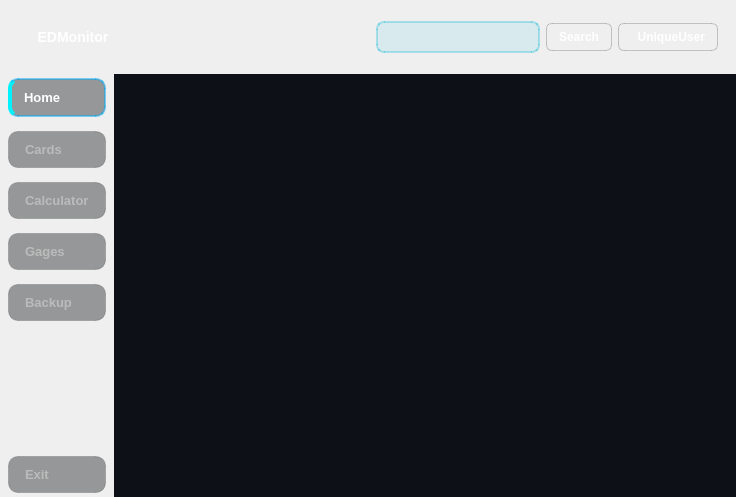
Before: the Qt Designer form ui/mainwindow.ui in V-Patronus/EDMonitor, drawn with Qt 5.
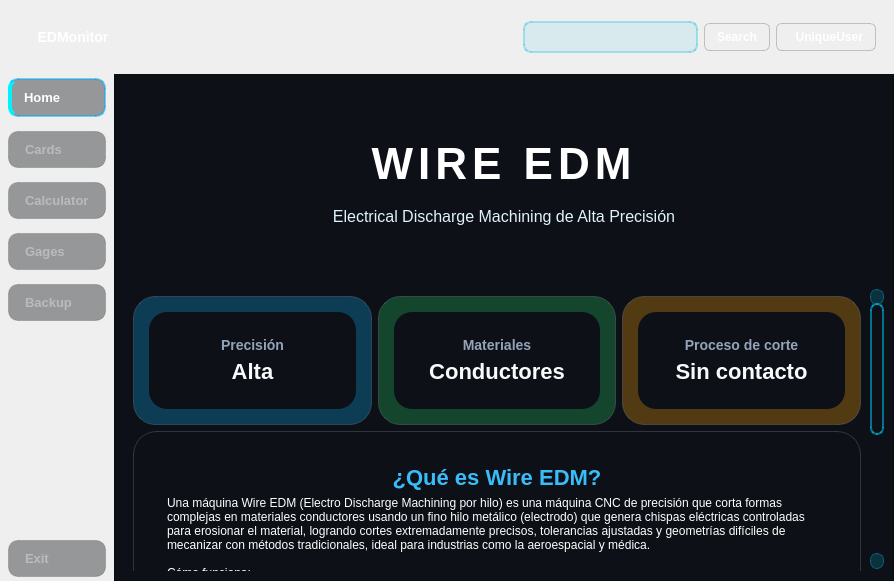
After: the same form once the commit is applied. Icons and pictures are not drawn.

Patch:
```diff
--- a/ui/mainwindow.ui
+++ b/ui/mainwindow.ui
@@ -6,8 +6,8 @@
    <rect>
     <x>0</x>
     <y>0</y>
-    <width>736</width>
-    <height>497</height>
+    <width>894</width>
+    <height>581</height>
    </rect>
   </property>
   <property name="windowTitle">
@@ -18,6 +18,7 @@
 #centralwidget{
     background: qlineargradient(x1:0, y1:0, x2:1, y2:1,
         stop:0 #0f172a, stop:1 #1e293b);
+	border:none;
 }
 
 #CentralStack QWidget {
@@ -315,7 +316,10 @@
     
     /* Simulación de relieve */
     border-bottom: 2px solid #1a1a1a;
-}</string>
+}
+
+
+</string>
   </property>
   <widget class="QWidget" name="centralwidget">
    <layout class="QHBoxLayout" name="MainLay">
@@ -708,6 +712,9 @@
              <number>0</number>
             </property>
             <widget class="QWidget" name="PageHome">
+             <property name="styleSheet">
+              <string notr="true"/>
+             </property>
              <layout class="QHBoxLayout" name="ViewerLay">
               <property name="leftMargin">
                <number>0</number>
@@ -721,6 +728,631 @@
               <property name="bottomMargin">
                <number>0</number>
               </property>
+              <item>
+               <widget class="QFrame" name="frame">
+                <property name="frameShape">
+                 <enum>QFrame::Shape::StyledPanel</enum>
+                </property>
+                <property name="frameShadow">
+                 <enum>QFrame::Shadow::Raised</enum>
+                </property>
+                <layout class="QVBoxLayout" name="verticalLayout_3">
+                 <item>
+                  <widget class="QFrame" name="heroFrame">
+                   <property name="styleSheet">
+                    <string notr="true">
+/* HERO (solo este frame) */
+#heroFrame {
+    border-radius:20px;
+    background: qlineargradient(x1:0, y1:0, x2:1, y2:1,
+                                stop:0 #2563eb,
+                                stop:1 #06b6d4);
+    padding: 40px;
+}
+      </string>
+                   </property>
+                   <layout class="QVBoxLayout">
+                    <item>
+                     <widget class="QLabel" name="heroTitle">
+                      <property name="styleSheet">
+                       <string notr="true">
+#heroTitle {
+    background-color: transparent;
+    font-size: 44px;
+    font-weight: 900;
+    letter-spacing: 5px;
+    padding: 6px;
+	color:rgb(255, 255, 255);
+}
+         </string>
+                      </property>
+                      <property name="text">
+                       <string>WIRE EDM</string>
+                      </property>
+                      <property name="alignment">
+                       <set>Qt::AlignmentFlag::AlignCenter</set>
+                      </property>
+                     </widget>
+                    </item>
+                    <item>
+                     <widget class="QLabel" name="heroSubtitle">
+                      <property name="styleSheet">
+                       <string notr="true">
+#heroSubtitle {
+    background-color: transparent;
+    border-radius:5px;
+    font-size: 16px;
+    color: #e0f2fe;
+    padding: 6px;
+}
+         </string>
+                      </property>
+                      <property name="text">
+                       <string>Electrical Discharge Machining de Alta Precisión</string>
+                      </property>
+                      <property name="alignment">
+                       <set>Qt::AlignmentFlag::AlignCenter</set>
+                      </property>
+                     </widget>
+                    </item>
+                   </layout>
+                  </widget>
+                 </item>
+                 <item>
+                  <widget class="QScrollArea" name="scrollArea">
+                   <property name="frameShape">
+                    <enum>QFrame::Shape::NoFrame</enum>
+                   </property>
+                   <property name="lineWidth">
+                    <number>1</number>
+                   </property>
+                   <property name="widgetResizable">
+                    <bool>true</bool>
+                   </property>
+                   <widget class="QWidget" name="scrollContent">
+                    <property name="geometry">
+                     <rect>
+                      <x>0</x>
+                      <y>-332</y>
+                      <width>728</width>
+                      <height>597</height>
+                     </rect>
+                    </property>
+                    <layout class="QVBoxLayout" name="_2">
+                     <item>
+                      <layout class="QHBoxLayout" name="lay_2">
+                       <item>
+                        <widget class="QFrame" name="cardPrecision">
+                         <property name="styleSheet">
+                          <string notr="true">
+#cardPrecision {
+    border-radius: 22px;
+    background-color: rgba(14,165,233,0.3);
+    border: 1px solid rgba(148, 163, 184, 0.25);
+    padding: 6px;
+}
+#cardPrecision:hover {
+    border: 1px solid rgba(56, 189, 248, 1);
+    background-color: rgba(2, 6, 23, 0.85);
+}
+            </string>
+                         </property>
+                         <property name="role" stdset="0">
+                          <string>cardRoot</string>
+                         </property>
+                         <layout class="QVBoxLayout" name="_3">
+                          <item>
+                           <widget class="QFrame" name="cardPrecisionInner">
+                            <property name="styleSheet">
+                             <string notr="true">
+#cardPrecisionInner {
+    border-radius: 18px;
+    background: qlineargradient(x1:0, y1:0, x2:1, y2:1,
+                                stop:0 rgba(255,255,255,0.15),
+                                stop:1 rgba(255,255,255,0.03));
+    padding: 16px;
+}
+               </string>
+                            </property>
+                            <property name="role" stdset="0">
+                             <string>cardInner</string>
+                            </property>
+                            <layout class="QVBoxLayout" name="_4">
+                             <item>
+                              <widget class="QLabel" name="cardPrecisionTitle">
+                               <property name="styleSheet">
+                                <string notr="true">
+#cardPrecisionTitle {
+    background: transparent;
+    color: #94a3b8;
+    font-size: 14px;
+    font-weight: 600;
+}
+                  </string>
+                               </property>
+                               <property name="text">
+                                <string>Precisión</string>
+                               </property>
+                               <property name="alignment">
+                                <set>Qt::AlignmentFlag::AlignCenter</set>
+                               </property>
+                              </widget>
+                             </item>
+                             <item>
+                              <widget class="QLabel" name="cardPrecisionValue">
+                               <property name="styleSheet">
+                                <string notr="true">
+#cardPrecisionValue {
+    background: transparent;
+    color: #f8fafc;
+    font-size: 22px;
+    font-weight: 800;
+}
+                  </string>
+                               </property>
+                               <property name="text">
+                                <string>Alta</string>
+                               </property>
+                               <property name="alignment">
+                                <set>Qt::AlignmentFlag::AlignCenter</set>
+                               </property>
+                              </widget>
+                             </item>
+                            </layout>
+                           </widget>
+                          </item>
+                         </layout>
+                        </widget>
+                       </item>
+                       <item>
+                        <widget class="QFrame" name="cardMaterial">
+                         <property name="styleSheet">
+                          <string notr="true">
+#cardMaterial {
+    border-radius: 22px;
+    background-color: rgba(34,197,94,0.3);
+    border: 1px solid rgba(148, 163, 184, 0.25);
+    padding: 6px;
+}
+#cardMaterial:hover {
+    border: 1px solid rgba(56, 189, 248, 1);
+    background-color: rgba(2, 6, 23, 0.85);
+}
+            </string>
+                         </property>
+                         <property name="role" stdset="0">
+                          <string>cardRoot</string>
+                         </property>
+                         <layout class="QVBoxLayout" name="_5">
+                          <item>
+                           <widget class="QFrame" name="cardMaterialInner">
+                            <property name="styleSheet">
+                             <string notr="true">
+#cardMaterialInner {
+    border-radius: 18px;
+    background: qlineargradient(x1:0, y1:0, x2:1, y2:1,
+                                stop:0 rgba(255,255,255,0.15),
+                                stop:1 rgba(255,255,255,0.03));
+    padding: 16px;
+}
+               </string>
+                            </property>
+                            <property name="role" stdset="0">
+                             <string>cardInner</string>
+                            </property>
+                            <layout class="QVBoxLayout" name="_6">
+                             <item>
+                              <widget class="QLabel" name="cardMaterialTitle">
+                               <property name="styleSheet">
+                                <string notr="true">
+#cardMaterialTitle {
+    background: transparent;
+    color: #94a3b8;
+    font-size: 14px;
+    font-weight: 600;
+}
+                  </string>
+                               </property>
+                               <property name="text">
+                                <string>Materiales</string>
+                               </property>
+                               <property name="alignment">
+                                <set>Qt::AlignmentFlag::AlignCenter</set>
+                               </property>
+                              </widget>
+                             </item>
+                             <item>
+                              <widget class="QLabel" name="cardMaterialValue">
+                               <property name="styleSheet">
+                                <string notr="true">
+#cardMaterialValue {
+    background: transparent;
+    color: #f8fafc;
+    font-size: 22px;
+    font-weight: 800;
+}
+                  </string>
+                               </property>
+                               <property name="text">
+                                <string>Conductores</string>
+                               </property>
+                               <property name="alignment">
+                                <set>Qt::AlignmentFlag::AlignCenter</set>
+                               </property>
+                              </widget>
+                             </item>
+                            </layout>
+                           </widget>
+                          </item>
+                         </layout>
+                        </widget>
+                       </item>
+                       <item>
+                        <widget class="QFrame" name="cardProcess">
+                         <property name="styleSheet">
+                          <string notr="true">
+#cardProcess {
+    border-radius: 22px;
+    background-color: rgba(245,158,11,0.3);
+    border: 1px solid rgba(148, 163, 184, 0.25);
+    padding: 6px;
+}
+#cardProcess:hover {
+    border: 1px solid rgba(56, 189, 248, 1);
+    background-color: rgba(2, 6, 23, 0.85);
+}
+            </string>
+                         </property>
+                         <property name="role" stdset="0">
+                          <string>cardRoot</string>
+                         </property>
+                         <layout class="QVBoxLayout" name="_7">
+                          <item>
+                           <widget class="QFrame" name="cardProcessInner">
+                            <property name="styleSheet">
+                             <string notr="true">
+#cardProcessInner {
+    border-radius: 18px;
+    background: qlineargradient(x1:0, y1:0, x2:1, y2:1,
+                                stop:0 rgba(255,255,255,0.15),
+                                stop:1 rgba(255,255,255,0.03));
+    padding: 16px;
+}
+               </string>
+                            </property>
+                            <property name="role" stdset="0">
+                             <string>cardInner</string>
+                            </property>
+                            <layout class="QVBoxLayout" name="_8">
+                             <item>
+                              <widget class="QLabel" name="cardProcessTitle">
+                               <property name="styleSheet">
+                                <string notr="true">
+#cardProcessTitle {
+    background: transparent;
+    color: #94a3b8;
+    font-size: 14px;
+    font-weight: 600;
+}
+                  </string>
+                               </property>
+                               <property name="text">
+                                <string>Proceso de corte</string>
+                               </property>
+                               <property name="alignment">
+                                <set>Qt::AlignmentFlag::AlignCenter</set>
+                               </property>
+                              </widget>
+                             </item>
+                             <item>
+                              <widget class="QLabel" name="cardProcessValue">
+                               <property name="styleSheet">
+                                <string notr="true">
+#cardProcessValue {
+    background: transparent;
+    color: #f8fafc;
+    font-size: 22px;
+    font-weight: 800;
+}
+                  </string>
+                               </property>
+                               <property name="text">
+                                <string>Sin contacto</string>
+                               </property>
+                               <property name="alignment">
+                                <set>Qt::AlignmentFlag::AlignCenter</set>
+                               </property>
+                              </widget>
+                             </item>
+                            </layout>
+                           </widget>
+                          </item>
+                         </layout>
+                        </widget>
+                       </item>
+                      </layout>
+                     </item>
+                     <item>
+                      <widget class="QFrame" name="sectionWhat">
+                       <property name="styleSheet">
+                        <string notr="true">
+#sectionWhat {
+    border-radius: 24px;
+    padding: 24px;
+    border: 1px solid rgba(148, 163, 184, 0.25);
+}
+          </string>
+                       </property>
+                       <layout class="QVBoxLayout" name="_9">
+                        <item>
+                         <widget class="QLabel" name="sectionWhatTitle">
+                          <property name="styleSheet">
+                           <string notr="true">
+#sectionWhatTitle {
+    font-size: 22px;
+    font-weight: 700;
+    color: #38bdf8;
+}
+             </string>
+                          </property>
+                          <property name="text">
+                           <string>¿Qué es Wire EDM?</string>
+                          </property>
+                          <property name="textFormat">
+                           <enum>Qt::TextFormat::PlainText</enum>
+                          </property>
+                          <property name="alignment">
+                           <set>Qt::AlignmentFlag::AlignCenter</set>
+                          </property>
+                          <property name="wordWrap">
+                           <bool>true</bool>
+                          </property>
+                         </widget>
+                        </item>
+                        <item>
+                         <widget class="QLabel" name="label_2">
+                          <property name="styleSheet">
+                           <string notr="true">#label_2 {
+	color: rgb(255, 255, 255);
+}</string>
+                          </property>
+                          <property name="text">
+                           <string>Una máquina Wire EDM (Electro Discharge Machining por hilo) es una máquina CNC de precisión que corta formas complejas en materiales conductores usando un fino hilo metálico (electrodo) que genera chispas eléctricas controladas para erosionar el material, logrando cortes extremadamente precisos, tolerancias ajustadas y geometrías difíciles de mecanizar con métodos tradicionales, ideal para industrias como la aeroespacial y médica. 
+
+Cómo funciona:
+1. Electrodo de Hilo: Un hilo delgado (latón, cobre) actúa como electrodo, moviéndose a través de la pieza de trabajo.
+2. Descargas Eléctricas (Chispas): Se aplica un alto voltaje entre el hilo y la pieza, creando chispas que funden y vaporizan pequeñas cantidades de material conductor.
+3. Fluido Dieléctrico: La máquina sumerge la pieza en un fluido (agua desionizada) que enfría, lubrica y ayuda a eliminar las partículas erosionadas, permitiendo el corte y la recirculación del proceso.
+4. Movimiento CNC: Un control numérico (CNC) guía el hilo a lo largo de una trayectoria programada, permitiendo cortes rectos, cónicos y formas tridimensionales.</string>
+                          </property>
+                          <property name="textFormat">
+                           <enum>Qt::TextFormat::PlainText</enum>
+                          </property>
+                          <property name="wordWrap">
+                           <bool>true</bool>
+                          </property>
+                         </widget>
+                        </item>
+                       </layout>
+                      </widget>
+                     </item>
+                     <item>
+                      <layout class="QHBoxLayout" name="lay_1">
+                       <item>
+                        <widget class="QFrame" name="fact1">
+                         <property name="styleSheet">
+                          <string notr="true">
+#fact1 {
+    border-radius: 22px;
+    background-color: rgba(124,58,237,0.4);
+    border: 1px solid rgba(148, 163, 184, 0.25);
+    padding: 6px;
+}
+#fact1:hover {
+    border: 1px solid rgba(56, 189, 248, 1);
+    background-color: rgba(2, 6, 23, 0.85);
+}
+            </string>
+                         </property>
+                         <property name="role" stdset="0">
+                          <string>cardRoot</string>
+                         </property>
+                         <layout class="QVBoxLayout" name="_10">
+                          <item>
+                           <widget class="QFrame" name="fact1Inner">
+                            <property name="styleSheet">
+                             <string notr="true">
+#fact1Inner {
+    border-radius: 18px;
+    background: qlineargradient(x1:0, y1:0, x2:1, y2:1,
+                                stop:0 rgba(255,255,255,0.15),
+                                stop:1 rgba(255,255,255,0.03));
+    padding: 16px;
+}
+               </string>
+                            </property>
+                            <property name="role" stdset="0">
+                             <string>cardInner</string>
+                            </property>
+                            <layout class="QVBoxLayout" name="_11">
+                             <item>
+                              <widget class="QLabel" name="label">
+                               <property name="styleSheet">
+                                <string notr="true">
+#label {
+    background: transparent;
+    color: #f8fafc;
+    font-weight: 600;
+}
+                  </string>
+                               </property>
+                               <property name="text">
+                                <string>No usa fuerza mecánica</string>
+                               </property>
+                               <property name="alignment">
+                                <set>Qt::AlignmentFlag::AlignCenter</set>
+                               </property>
+                              </widget>
+                             </item>
+                            </layout>
+                           </widget>
+                          </item>
+                         </layout>
+                        </widget>
+                       </item>
+                       <item>
+                        <widget class="QFrame" name="fact2">
+                         <property name="styleSheet">
+                          <string notr="true">
+#fact2 {
+    border-radius: 22px;
+    background-color: rgba(236,72,153,0.4);
+    border: 1px solid rgba(148, 163, 184, 0.25);
+    padding: 6px;
+}
+#fact2:hover {
+    border: 1px solid rgba(56, 189, 248, 1);
+    background-color: rgba(2, 6, 23, 0.85);
+}
+            </string>
+                         </property>
+                         <property name="role" stdset="0">
+                          <string>cardRoot</string>
+                         </property>
+                         <layout class="QVBoxLayout" name="_12">
+                          <item>
+                           <widget class="QFrame" name="fact2Inner">
+                            <property name="styleSheet">
+                             <string notr="true">
+#fact2Inner {
+    border-radius: 18px;
+    background: qlineargradient(x1:0, y1:0, x2:1, y2:1,
+                                stop:0 rgba(255,255,255,0.15),
+                                stop:1 rgba(255,255,255,0.03));
+    padding: 16px;
+}
+               </string>
+                            </property>
+                            <property name="role" stdset="0">
+                             <string>cardInner</string>
+                            </property>
+                            <layout class="QVBoxLayout" name="_13">
+                             <item>
+                              <widget class="QLabel" name="label_3">
+                               <property name="styleSheet">
+                                <string notr="true">
+#label_3 {
+    background: transparent;
+    color: #f8fafc;
+    font-weight: 600;
+}
+                  </string>
+                               </property>
+                               <property name="text">
+                                <string>Corta aceros templados</string>
+                               </property>
+                               <property name="alignment">
+                                <set>Qt::AlignmentFlag::AlignCenter</set>
+                               </property>
+                              </widget>
+                             </item>
+                            </layout>
+                           </widget>
+                          </item>
+                         </layout>
+                        </widget>
+                       </item>
+                       <item>
+                        <widget class="QFrame" name="fact3">
+                         <property name="styleSheet">
+                          <string notr="true">
+#fact3 {
+    border-radius: 22px;
+    background-color: rgba(16,185,129,0.4);
+    border: 1px solid rgba(148, 163, 184, 0.25);
+    padding: 6px;
+}
+#fact3:hover {
+    border: 1px solid rgba(56, 189, 248, 1);
+    background-color: rgba(2, 6, 23, 0.85);
+}
+            </string>
+                         </property>
+                         <property name="role" stdset="0">
+                          <string>cardRoot</string>
+                         </property>
+                         <layout class="QVBoxLayout" name="_14">
+                          <item>
+                           <widget class="QFrame" name="fact3Inner">
+                            <property name="styleSheet">
+                             <string notr="true">
+#fact3Inner {
+    border-radius: 18px;
+    background: qlineargradient(x1:0, y1:0, x2:1, y2:1,
+                                stop:0 rgba(255,255,255,0.15),
+                                stop:1 rgba(255,255,255,0.03));
+    padding: 16px;
+}
+               </string>
+                            </property>
+                            <property name="role" stdset="0">
+                             <string>cardInner</string>
+                            </property>
+                            <layout class="QVBoxLayout" name="_15">
+                             <item>
+                              <widget class="QLabel" name="label_4">
+                               <property name="styleSheet">
+                                <string notr="true">
+#label_4 {
+    background: transparent;
+    color: #f8fafc;
+    font-weight: 600;
+}
+                  </string>
+                               </property>
+                               <property name="text">
+                                <string>Geometrías complejas</string>
+                               </property>
+                               <property name="alignment">
+                                <set>Qt::AlignmentFlag::AlignCenter</set>
+                               </property>
+                              </widget>
+                             </item>
+                            </layout>
+                           </widget>
+                          </item>
+                         </layout>
+                        </widget>
+                       </item>
+                      </layout>
+                     </item>
+                     <item>
+                      <widget class="QFrame" name="mediaPlaceholder">
+                       <property name="styleSheet">
+                        <string notr="true">
+#mediaPlaceholder {
+    border: 3px dashed #38bdf8;
+    border-radius: 24px;
+    font-size: 18px;
+    color: #38bdf8;
+}
+          </string>
+                       </property>
+                       <property name="frameShape">
+                        <enum>QFrame::Shape::StyledPanel</enum>
+                       </property>
+                       <property name="frameShadow">
+                        <enum>QFrame::Shadow::Raised</enum>
+                       </property>
+                      </widget>
+                     </item>
+                    </layout>
+                   </widget>
+                  </widget>
+                 </item>
+                </layout>
+               </widget>
+              </item>
              </layout>
             </widget>
             <widget class="QWidget" name="PageCalculator">
```
Left out of the diff: 4 changed lines with no effect on the pictures.
